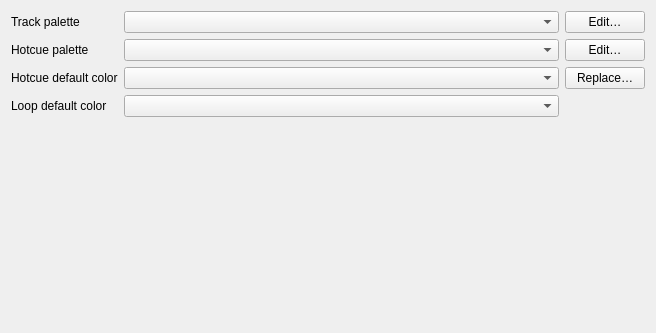
Before: the Qt Designer form src/preferences/dialog/dlgprefcolorsdlg.ui in ronso0/mixxx, drawn with Qt 5.
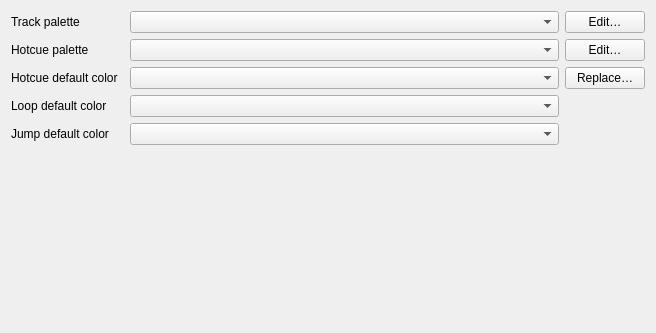
After: the same form once the commit is applied.

Commit message: WIP - Display jump from on waveform and swap start/end point

Diff of the .ui file:
```diff
--- a/src/preferences/dialog/dlgprefcolorsdlg.ui
+++ b/src/preferences/dialog/dlgprefcolorsdlg.ui
@@ -20,28 +20,16 @@
    <string>Color Preferences</string>
   </property>
    <layout class="QGridLayout" name="gridLayout">
-
-    <item row="0" column="0">
-     <widget class="QLabel" name="labelTrackColors">
-      <property name="text">
-       <string>Track palette</string>
-      </property>
-     </widget>
-    </item>
-    <item row="0" column="1">
-     <widget class="QComboBox" name="comboBoxTrackColors">
-      <property name="sizePolicy">
-       <sizepolicy hsizetype="Expanding" vsizetype="Fixed">
-        <horstretch>0</horstretch>
-        <verstretch>0</verstretch>
-       </sizepolicy>
-      </property>
-     </widget>
+   <item row="3" column="2">
+    <widget class="QComboBox" name="comboBoxLoopDefaultColor"/>
     </item>
     <item row="0" column="2">
-     <widget class="QPushButton" name="pushButtonEditTrackPalette">
-      <property name="text">
-       <string>Edit…</string>
+    <widget class="QComboBox" name="comboBoxTrackColors">
+     <property name="sizePolicy">
+      <sizepolicy hsizetype="Expanding" vsizetype="Fixed">
+       <horstretch>0</horstretch>
+       <verstretch>0</verstretch>
+      </sizepolicy>
       </property>
      </widget>
     </item>
@@ -53,24 +41,6 @@
       </property>
      </widget>
     </item>
-    <item row="1" column="1">
-     <widget class="QComboBox" name="comboBoxHotcueColors">
-      <property name="sizePolicy">
-       <sizepolicy hsizetype="Expanding" vsizetype="Fixed">
-        <horstretch>0</horstretch>
-        <verstretch>0</verstretch>
-       </sizepolicy>
-      </property>
-     </widget>
-    </item>
-    <item row="1" column="2">
-     <widget class="QPushButton" name="pushButtonEditHotcuePalette">
-      <property name="text">
-       <string>Edit…</string>
-      </property>
-     </widget>
-    </item>
-
     <item row="2" column="0">
      <widget class="QLabel" name="labelHotcueDefaultColor">
       <property name="text">
@@ -78,17 +48,37 @@
       </property>
      </widget>
     </item>
-    <item row="2" column="1">
-     <widget class="QComboBox" name="comboBoxHotcueDefaultColor"/>
+   <item row="0" column="3">
+    <widget class="QPushButton" name="pushButtonEditTrackPalette">
+     <property name="text">
+      <string>Edit…</string>
+     </property>
+    </widget>
+   </item>
+   <item row="0" column="0">
+    <widget class="QLabel" name="labelTrackColors">
+     <property name="text">
+      <string>Track palette</string>
+     </property>
+    </widget>
     </item>
     <item row="2" column="2">
+    <widget class="QComboBox" name="comboBoxHotcueDefaultColor"/>
+   </item>
+   <item row="2" column="3">
      <widget class="QPushButton" name="pushButtonReplaceCueColor">
       <property name="text">
        <string>Replace…</string>
       </property>
      </widget>
     </item>
-
+   <item row="4" column="0">
+    <widget class="QLabel" name="labelJumpDefaultColor">
+     <property name="text">
+      <string>Jump default color</string>
+     </property>
+    </widget>
+   </item>
     <item row="3" column="0">
      <widget class="QLabel" name="labelLoopDefaultColor">
       <property name="text">
@@ -96,11 +86,14 @@
       </property>
      </widget>
     </item>
-    <item row="3" column="1">
-     <widget class="QComboBox" name="comboBoxLoopDefaultColor"/>
-    </item>
-
-    <item row="4" column="0" colspan="2">
+   <item row="1" column="3">
+    <widget class="QPushButton" name="pushButtonEditHotcuePalette">
+     <property name="text">
+      <string>Edit…</string>
+     </property>
+    </widget>
+   </item>
+   <item row="5" column="0" colspan="3">
      <spacer>
       <property name="orientation">
        <enum>Qt::Vertical</enum>
@@ -113,7 +106,19 @@
       </property>
      </spacer>
     </item>
-
+   <item row="1" column="2">
+    <widget class="QComboBox" name="comboBoxHotcueColors">
+     <property name="sizePolicy">
+      <sizepolicy hsizetype="Expanding" vsizetype="Fixed">
+       <horstretch>0</horstretch>
+       <verstretch>0</verstretch>
+      </sizepolicy>
+     </property>
+    </widget>
+   </item>
+   <item row="4" column="2">
+    <widget class="QComboBox" name="comboBoxJumpDefaultColor"/>
+   </item>
    </layout>
  </widget>
  <layoutdefault spacing="6" margin="11"/>
```
Left out of the diff: 1 changed line with no effect on the pictures. Lines whose indentation alone changed are shown as unchanged. The commit also changes 16 other files.
